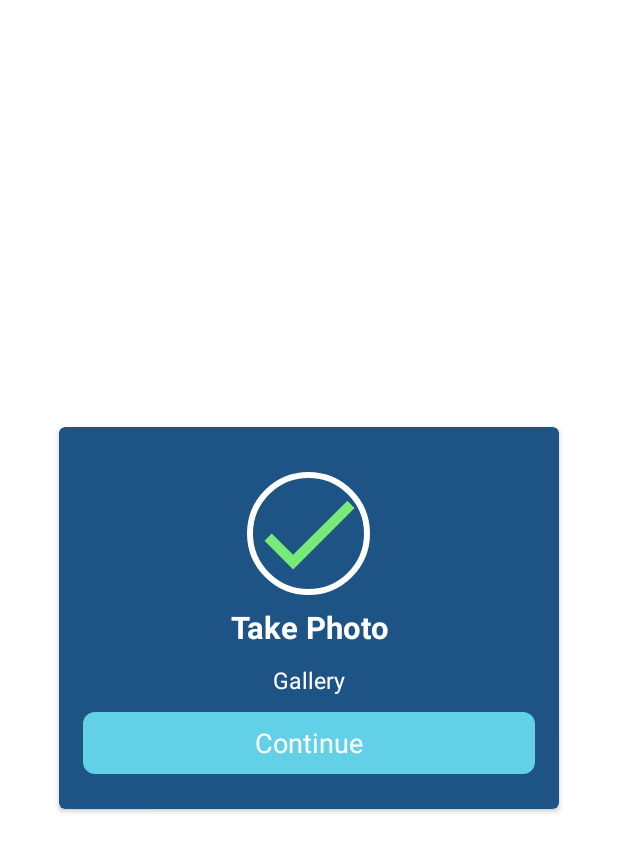
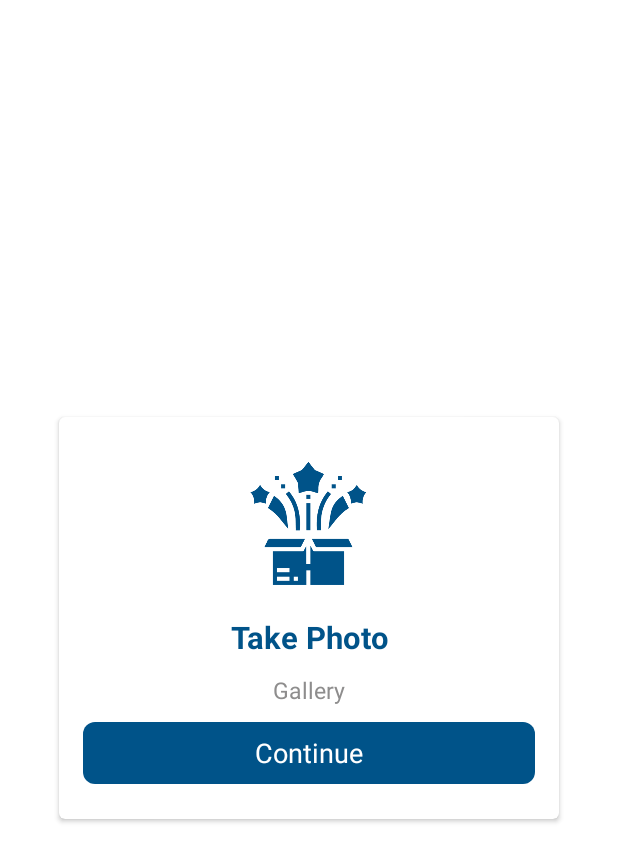
Before and after one commit to amritpaltech/911android, an Android app: the layout dialog_push_info.xml on its own in the app's theme, with its tools: preview values and no code run, on a phone screen of 412 x 824 dp. Shown: the top 862 px of the screen. Run offline under Robolectric (Android 15) with nearby library versions, the light colour scheme and no system bars.

Commit message:
push all ui

```diff
--- a/app/src/main/java/com/soft/credit911/dialog/DialogPushInfo.kt
+++ b/app/src/main/java/com/soft/credit911/dialog/DialogPushInfo.kt
@@ -40,11 +40,13 @@ class DialogPushInfo(val  onClick: (op:Int) -> Unit) : BaseFragmentDialog() {
             if(obj.getInt("is_congrats")==1) {
                 animationView.setAnimation("congratulations.json")
             }
+            animationView.loop(true)
+            animationView.playAnimation()
             imageAnim.visibility= View.VISIBLE
         }
         else if(obj.getString("type").equals("warning")){
 //            animationView.setAnimation("warn.json")
-            imageAnim.setImageResource(R.drawable.ic_baseline_warning_24)
+            imageAnim.setImageResource(R.drawable.warning)
             imageAnim.visibility= View.VISIBLE
         }
         else if(obj.getString("type").equals("notice")){
@@ -57,7 +59,6 @@ class DialogPushInfo(val  onClick: (op:Int) -> Unit) : BaseFragmentDialog() {
             imageAnim.visibility= View.VISIBLE
         }
 
-        animationView.loop(true)
-        animationView.playAnimation()
+
     }
 }
--- a/app/src/main/res/layout/dialog_push_info.xml
+++ b/app/src/main/res/layout/dialog_push_info.xml
@@ -6,7 +6,7 @@
     android:layout_marginLeft="@dimen/_30sdp"
     android:layout_marginRight="@dimen/_30sdp"
     android:layout_gravity="center"
-    app:cardBackgroundColor="#1d5385"
+    app:cardBackgroundColor="@color/white"
     android:layout_height="wrap_content"
     android:orientation="vertical">
     <RelativeLayout
@@ -20,16 +20,14 @@
             app:lottie_autoPlay="true"
             app:lottie_loop="true"/>
 
-        <de.hdodenhof.circleimageview.CircleImageView
+        <ImageView
             android:layout_width="90dp"
-            app:civ_border_color="#fff"
-            app:civ_border_width="4dp"
             android:id="@+id/imageAnim"
             android:layout_marginTop="@dimen/_20sdp"
             android:padding="4dp"
             android:layout_centerHorizontal="true"
-            android:src="@drawable/ic_baseline_check_24"
-            android:layout_height="90dp"></de.hdodenhof.circleimageview.CircleImageView>
+            android:src="@drawable/cng"
+            android:layout_height="90dp"></ImageView>
 
     <LinearLayout
         android:layout_width="match_parent"
@@ -50,9 +48,10 @@
             android:layout_below="@+id/closeBtn"
             android:gravity="center"
             android:layout_marginLeft="6dp"
+            android:layout_marginTop="@dimen/_10sdp"
             android:layout_marginRight="6dp"
             android:textStyle="bold"
-            android:textColor="@color/white"
+            android:textColor="#005389"
             android:textSize="@dimen/_16sdp" />
 
         <TextView
@@ -65,7 +64,7 @@
             android:text="Gallery"
             android:layout_below="@+id/tv_Take_photo"
             android:gravity="center"
-            android:textColor="@color/white"
+            android:textColor="@color/userProfileTextColor"
             android:textSize="@dimen/_12sdp" />
 
         <TextView
@@ -77,7 +76,7 @@
             android:layout_marginRight="16dp"
             android:layout_marginBottom="@dimen/_18sdp"
             android:text="Continue"
-            android:background="@drawable/rectangle_btn_shape2"
+            android:background="@drawable/rectangle_btn_shape"
             android:gravity="center"
             android:layout_below="@+id/tv_Gallery"
             android:textColor="@color/white"
```
Also changed, not shown: app/src/main/res/drawable/cng.png (added), app/src/main/res/drawable/notice.png, app/src/main/res/drawable/warning.png (added).
